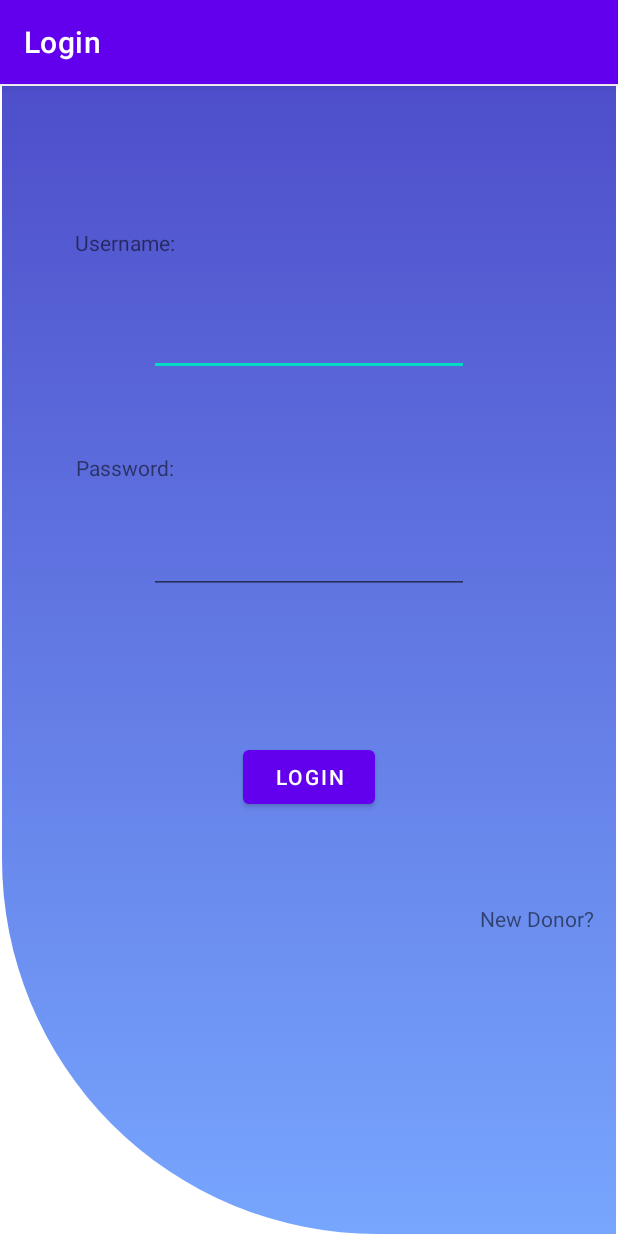
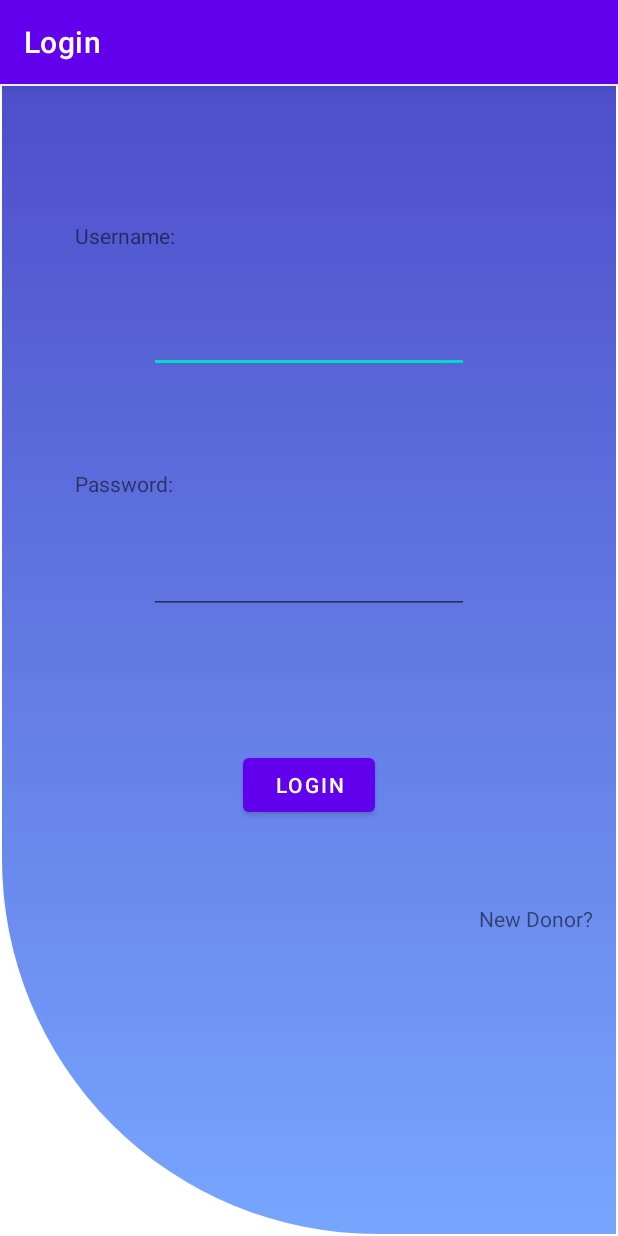
Before and after one commit to Antony-Samir/Blood-Donation-App, an Android app: the screen it shows after launch (LoginActivity), on a phone screen of 412 x 824 dp. Run offline under Robolectric (Android 15) with nearby library versions, the phone set to English and light mode, and no system bars.

Commit message:
Adjusted few things

```diff
--- a/Blood Donation App/app/src/main/res/layout/activity_login.xml
+++ b/Blood Donation App/app/src/main/res/layout/activity_login.xml
@@ -20,20 +20,6 @@
         app:layout_constraintStart_toStartOf="parent"
         app:layout_constraintTop_toTopOf="parent" />
 
-    <EditText
-        android:id="@+id/UsernameTxt"
-        android:layout_width="wrap_content"
-        android:layout_height="50dp"
-        android:layout_marginStart="99dp"
-        android:layout_marginTop="29dp"
-        android:layout_marginEnd="99dp"
-        android:ems="10"
-        android:inputType="textPersonName"
-        app:layout_constraintEnd_toEndOf="parent"
-        app:layout_constraintStart_toStartOf="parent"
-        app:layout_constraintTop_toBottomOf="@+id/UsernameTextView"
-        android:importantForAutofill="no" />
-
     <TextView
         android:id="@+id/UsernameTextView"
         android:layout_width="wrap_content"
@@ -41,45 +27,66 @@
         android:layout_marginStart="49dp"
         android:layout_marginTop="96dp"
         android:layout_marginEnd="295dp"
-        android:layout_marginBottom="29dp"
+        android:layout_marginBottom="16dp"
         android:text="@string/username"
         app:layout_constraintBottom_toTopOf="@+id/UsernameTxt"
         app:layout_constraintEnd_toEndOf="parent"
         app:layout_constraintStart_toStartOf="parent"
         app:layout_constraintTop_toTopOf="parent" />
 
+    <EditText
+        android:id="@+id/UsernameTxt"
+        android:layout_width="wrap_content"
+        android:layout_height="50dp"
+        android:layout_marginStart="99dp"
+        android:layout_marginTop="16dp"
+        android:layout_marginEnd="99dp"
+        android:layout_marginBottom="32dp"
+        android:ems="10"
+        android:importantForAutofill="no"
+        android:inputType="textPersonName"
+        app:layout_constraintBottom_toTopOf="@+id/PasswordTextView"
+        app:layout_constraintEnd_toEndOf="parent"
+        app:layout_constraintHorizontal_bias="0.0"
+        app:layout_constraintStart_toStartOf="parent"
+        app:layout_constraintTop_toBottomOf="@+id/UsernameTextView" />
+
     <TextView
         android:id="@+id/PasswordTextView"
         android:layout_width="wrap_content"
         android:layout_height="wrap_content"
         android:layout_marginStart="50dp"
-        android:layout_marginTop="51dp"
+        android:layout_marginTop="32dp"
         android:layout_marginEnd="295dp"
-        android:layout_marginBottom="29dp"
+        android:layout_marginBottom="16dp"
         android:text="@string/password"
         app:layout_constraintBottom_toTopOf="@+id/PasswordTxt"
         app:layout_constraintEnd_toEndOf="parent"
+        app:layout_constraintHorizontal_bias="0.0"
         app:layout_constraintStart_toStartOf="parent"
         app:layout_constraintTop_toBottomOf="@+id/UsernameTxt" />
 
-    <TextView
-        android:id="@+id/NewAccountBtn"
+    <EditText
+        android:id="@+id/PasswordTxt"
         android:layout_width="wrap_content"
         android:layout_height="wrap_content"
-        android:layout_marginStart="312dp"
-        android:layout_marginTop="528dp"
-        android:layout_marginEnd="8dp"
-        android:layout_marginBottom="184dp"
-        android:text="@string/new_donor"
-        app:layout_constraintBottom_toBottomOf="parent"
+        android:layout_marginStart="99dp"
+        android:layout_marginTop="16dp"
+        android:layout_marginEnd="99dp"
+        android:layout_marginBottom="32dp"
+        android:ems="10"
+        android:importantForAutofill="no"
+        android:inputType="textPassword"
+        app:layout_constraintBottom_toTopOf="@+id/LoginBtn"
         app:layout_constraintEnd_toEndOf="parent"
+        app:layout_constraintHorizontal_bias="0.0"
         app:layout_constraintStart_toStartOf="parent"
-        app:layout_constraintTop_toTopOf="parent" />
+        app:layout_constraintTop_toBottomOf="@+id/PasswordTextView" />
 
     <Button
         android:id="@+id/LoginBtn"
-        android:layout_width="wrap_content"
-        android:layout_height="wrap_content"
+        android:layout_width="88dp"
+        android:layout_height="48dp"
         android:layout_marginStart="162dp"
         android:layout_marginTop="58dp"
         android:layout_marginEnd="161dp"
@@ -92,18 +99,18 @@
         app:layout_constraintTop_toBottomOf="@+id/PasswordTxt"
         app:layout_constraintVertical_bias="1.0" />
 
-    <EditText
-        android:id="@+id/PasswordTxt"
-        android:layout_width="wrap_content"
-        android:layout_height="wrap_content"
-        android:layout_marginStart="99dp"
-        android:layout_marginTop="29dp"
-        android:layout_marginEnd="99dp"
-        android:ems="10"
-        android:inputType="textPassword"
+    <TextView
+        android:id="@+id/NewAccountBtn"
+        android:layout_width="77dp"
+        android:layout_height="19dp"
+        android:layout_marginStart="312dp"
+        android:layout_marginTop="528dp"
+        android:layout_marginEnd="8dp"
+        android:layout_marginBottom="184dp"
+        android:text="@string/new_donor"
+        app:layout_constraintBottom_toBottomOf="parent"
         app:layout_constraintEnd_toEndOf="parent"
         app:layout_constraintStart_toStartOf="parent"
-        app:layout_constraintTop_toBottomOf="@+id/PasswordTextView"
-        android:importantForAutofill="no" />
+        app:layout_constraintTop_toTopOf="parent" />
 
 </androidx.constraintlayout.widget.ConstraintLayout>
--- a/Blood Donation App/app/src/main/res/values/strings.xml
+++ b/Blood Donation App/app/src/main/res/values/strings.xml
@@ -35,6 +35,7 @@
     <string name="are_you_diabetic">Are you Diabetic?</string>
     <string name="do_you_have_high_blood_pressure">Do you have high blood pressure?</string>
     <string name="new_donor">New Donor?</string>
+    <string name="send_email_to_all">Send Email to ALL</string>
 
     <string-array name="bloodType">
         <item>AB+</item>
```
Also changed, not shown: Blood Donation App/app/src/main/java/com/example/blooddonationapp/AllDonorsActivity.java (+7 -4 lines), Blood Donation App/app/src/main/java/com/example/blooddonationapp/DonorDBHelper.java (+11 -21 lines), Blood Donation App/app/src/main/java/com/example/blooddonationapp/ResultDonorsActivity.java (+11 -13 lines), Blood Donation App/app/src/main/res/layout/activity_result_donors.xml (+6 -14 lines).
